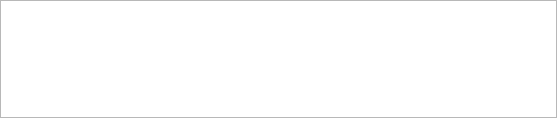
Before: the Qt Designer form ValveAnnulusAnalysis/Resources/UI/ValveSequenceInfoWidget.ui in SlicerHeart/SlicerHeart, drawn with Qt 5.
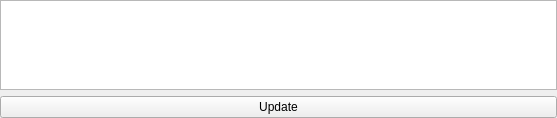
After: the same form once the commit is applied. Custom widgets are drawn as their Qt base class.

Commit message: ENH: [ValveSequenceInfoWidget] added update button for forced update

Patch:
```diff
--- a/ValveAnnulusAnalysis/Resources/UI/ValveSequenceInfoWidget.ui
+++ b/ValveAnnulusAnalysis/Resources/UI/ValveSequenceInfoWidget.ui
@@ -72,6 +72,13 @@
      </attribute>
     </widget>
    </item>
+   <item>
+    <widget class="QPushButton" name="updateButton">
+     <property name="text">
+      <string>Update</string>
+     </property>
+    </widget>
+   </item>
   </layout>
  </widget>
  <customwidgets>
```
The commit also changes 1 other file.
